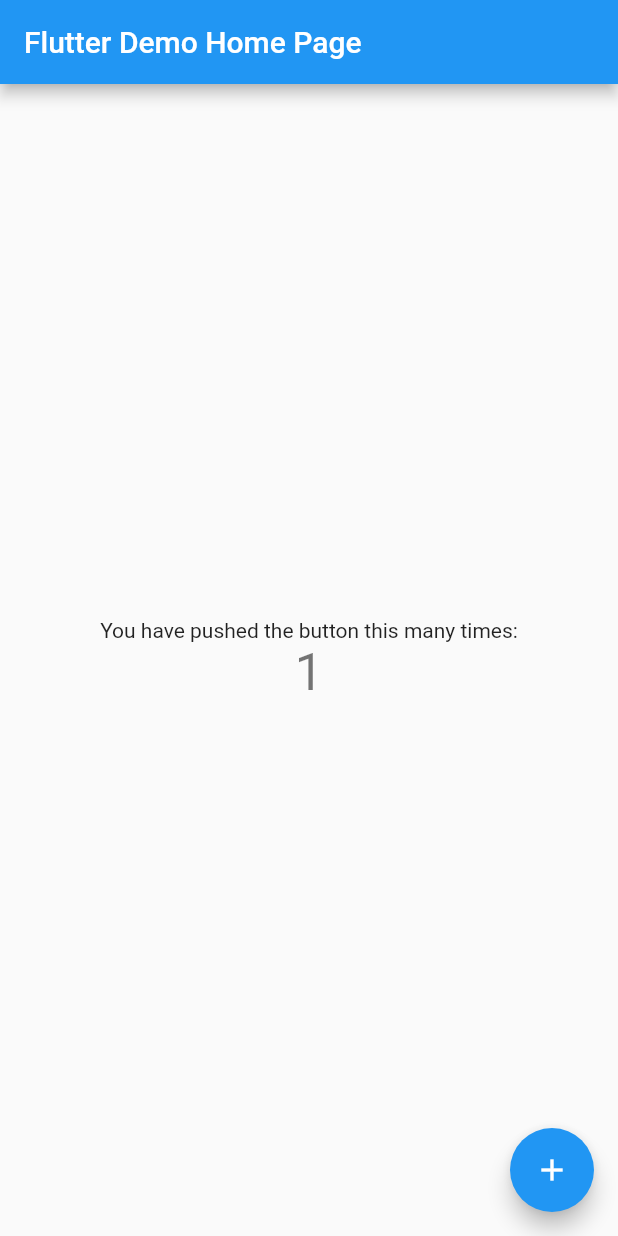
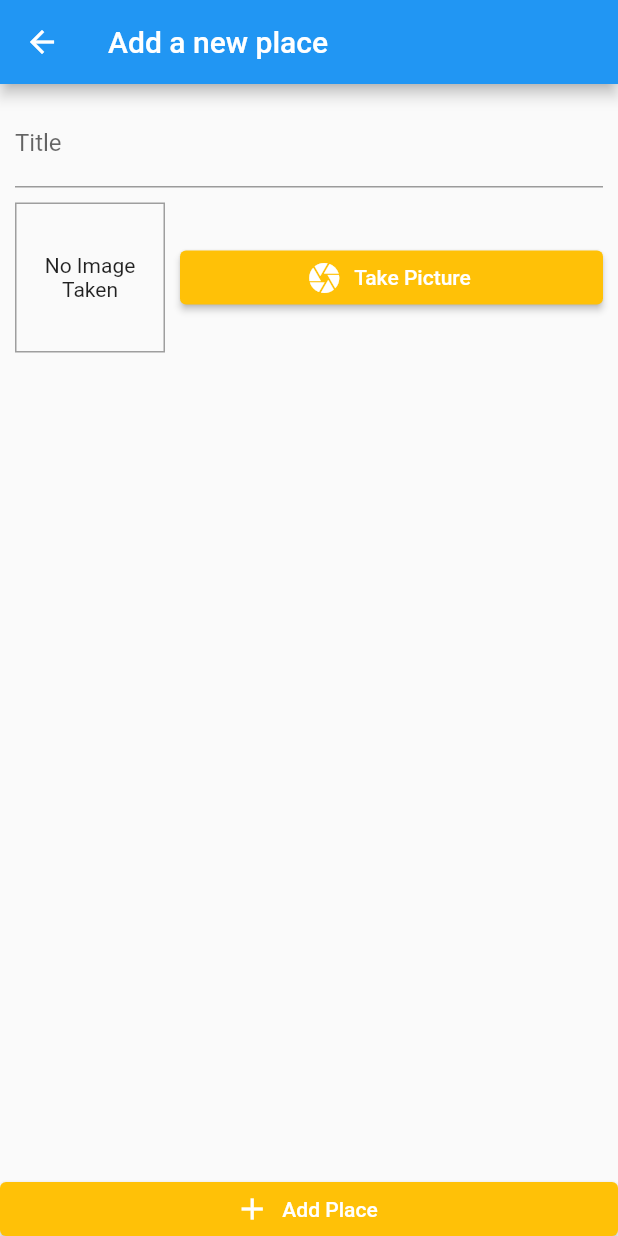
Before and after one commit to DaRkSoUl1690/places_app, a Flutter app: the screen it shows after launch, after a tap on the "add" icon, on a phone screen of 412 x 824 dp. Run offline on Flutter 3.47's test engine with Material 2 defaults, Android fonts, the phone set to English and light mode, and no system bars; our stand-ins replace image_picker.

Commit message:
second commit

```diff
--- /dev/null
+++ b/lib/Providers/great_places.dart
@@ -0,0 +1,23 @@
+import 'dart:io';
+
+import 'package:flutter/foundation.dart';
+import 'package:places_app/models/place.dart';
+
+class GreatPlaces with ChangeNotifier {
+  final List<Place> _items = [];
+
+  List<Place> get items {
+    return [..._items];
+  }
+
+  void addPlace(String pickedTitle, File pickedImage) {
+    final newPlace = Place(
+      id: DateTime.now().toString(),
+      title: pickedTitle,
+      image: pickedImage,
+      location: null,
+    );
+    _items.add(newPlace);
+    notifyListeners();
+  }
+}
--- a/lib/main.dart
+++ b/lib/main.dart
@@ -1,4 +1,8 @@
 import 'package:flutter/material.dart';
+import 'package:places_app/Providers/great_places.dart';
+import 'package:places_app/screens/add_place_screen.dart';
+import 'package:places_app/screens/places_list_screen.dart';
+import 'package:provider/provider.dart';
 
 void main() {
   runApp(const MyApp());
@@ -7,109 +11,30 @@ void main() {
 class MyApp extends StatelessWidget {
   const MyApp({Key? key}) : super(key: key);
 
-  // This widget is the root of your application.
   @override
   Widget build(BuildContext context) {
-    return MaterialApp(
-      title: 'Flutter Demo',
-      theme: ThemeData(
-        // This is the theme of your application.
-        //
-        // Try running your application with "flutter run". You'll see the
-        // application has a blue toolbar. Then, without quitting the app, try
-        // changing the primarySwatch below to Colors.green and then invoke
-        // "hot reload" (press "r" in the console where you ran "flutter run",
-        // or simply save your changes to "hot reload" in a Flutter IDE).
-        // Notice that the counter didn't reset back to zero; the application
-        // is not restarted.
-        primarySwatch: Colors.blue,
+    return MultiProvider(
+      providers: [
+        ChangeNotifierProvider(
+          create: (BuildContext context) => GreatPlaces(),
+        ),
+      ],
+      child: MaterialApp(
+        theme: ThemeData(
+          colorScheme: Theme.of(context).colorScheme.copyWith(
+                primary: Colors.blue,
+                secondary: Colors.amber,
+              ),
+          elevatedButtonTheme: ElevatedButtonThemeData(
+            style: ElevatedButton.styleFrom(
+              onPrimary: Colors.white,
+              primary: Colors.amber,
+            ),
+          ),
+        ),
+        home: const PlacesListScreen(),
+        routes: {AddPlaceScreen.routeName: (ctx) => const AddPlaceScreen()},
       ),
-      home: const MyHomePage(title: 'Flutter Demo Home Page'),
     );
   }
 }
-
-class MyHomePage extends StatefulWidget {
-  const MyHomePage({Key? key, required this.title}) : super(key: key);
-
-  // This widget is the home page of your application. It is stateful, meaning
-  // that it has a State object (defined below) that contains fields that affect
-  // how it looks.
-
-  // This class is the configuration for the state. It holds the values (in this
-  // case the title) provided by the parent (in this case the App widget) and
-  // used by the build method of the State. Fields in a Widget subclass are
-  // always marked "final".
-
-  final String title;
-
-  @override
-  State<MyHomePage> createState() => _MyHomePageState();
-}
-
-class _MyHomePageState extends State<MyHomePage> {
-  int _counter = 0;
-
-  void _incrementCounter() {
-    setState(() {
-      // This call to setState tells the Flutter framework that something has
-      // changed in this State, which causes it to rerun the build method below
-      // so that the display can reflect the updated values. If we changed
-      // _counter without calling setState(), then the build method would not be
-      // called again, and so nothing would appear to happen.
-      _counter++;
-    });
-  }
-
-  @override
-  Widget build(BuildContext context) {
-    // This method is rerun every time setState is called, for instance as done
-    // by the _incrementCounter method above.
-    //
-    // The Flutter framework has been optimized to make rerunning build methods
-    // fast, so that you can just rebuild anything that needs updating rather
-    // than having to individually change instances of widgets.
-    return Scaffold(
-      appBar: AppBar(
-        // Here we take the value from the MyHomePage object that was created by
-        // the App.build method, and use it to set our appbar title.
-        title: Text(widget.title),
-      ),
-      body: Center(
-        // Center is a layout widget. It takes a single child and positions it
-        // in the middle of the parent.
-        child: Column(
-          // Column is also a layout widget. It takes a list of children and
-          // arranges them vertically. By default, it sizes itself to fit its
-          // children horizontally, and tries to be as tall as its parent.
-          //
-          // Invoke "debug painting" (press "p" in the console, choose the
-          // "Toggle Debug Paint" action from the Flutter Inspector in Android
-          // Studio, or the "Toggle Debug Paint" command in Visual Studio Code)
-          // to see the wireframe for each widget.
-          //
-          // Column has various properties to control how it sizes itself and
-          // how it positions its children. Here we use mainAxisAlignment to
-          // center the children vertically; the main axis here is the vertical
-          // axis because Columns are vertical (the cross axis would be
-          // horizontal).
-          mainAxisAlignment: MainAxisAlignment.center,
-          children: <Widget>[
-            const Text(
-              'You have pushed the button this many times:',
-            ),
-            Text(
-              '$_counter',
-              style: Theme.of(context).textTheme.headline4,
-            ),
-          ],
-        ),
-      ),
-      floatingActionButton: FloatingActionButton(
-        onPressed: _incrementCounter,
-        tooltip: 'Increment',
-        child: const Icon(Icons.add),
-      ), // This trailing comma makes auto-formatting nicer for build methods.
-    );
-  }
-}
--- /dev/null
+++ b/lib/models/place.dart
@@ -0,0 +1,21 @@
+import 'dart:io';
+
+class PlaceLocation{
+  final double latitude;
+  final double longitude;
+  final String? address;
+
+  PlaceLocation({required this.latitude, required this.longitude, this.address});
+
+}
+
+
+
+class Place {
+  final String title;
+  final String id;
+  final PlaceLocation? location;
+  final File image;
+
+  Place({required this.title, required this.id, required this.location, required this.image});
+}
--- /dev/null
+++ b/lib/screens/add_place_screen.dart
@@ -0,0 +1,79 @@
+import 'dart:io';
+
+import 'package:flutter/material.dart';
+import 'package:places_app/Providers/great_places.dart';
+import 'package:places_app/widgets/image_input.dart';
+import 'package:provider/provider.dart';
+
+class AddPlaceScreen extends StatefulWidget {
+  static const routeName = '/lib/screens/add_place_screen.dart';
+
+  const AddPlaceScreen({Key? key}) : super(key: key);
+
+  @override
+  State<AddPlaceScreen> createState() => _AddPlaceScreenState();
+}
+
+class _AddPlaceScreenState extends State<AddPlaceScreen> {
+  final _titleController = TextEditingController();
+  File? _pickedImage;
+
+  void _selectImage(File pickedImage) {
+    _pickedImage = pickedImage;
+  }
+
+  void _savePlace() {
+    if (_titleController.text.isEmpty || _pickedImage == null) {
+      return;
+    }
+    Provider.of<GreatPlaces>(context, listen: false)
+        .addPlace(_titleController.text, _pickedImage!);
+    Navigator.of(context).pop();
+  }
+
+  @override
+  Widget build(BuildContext context) {
+    return Scaffold(
+      appBar: AppBar(
+        title: const Text('Add a new place'),
+      ),
+      body: Column(
+        mainAxisAlignment: MainAxisAlignment.spaceBetween,
+        crossAxisAlignment: CrossAxisAlignment.stretch,
+        children: [
+          Expanded(
+            child: SingleChildScrollView(
+              child: Padding(
+                padding: const EdgeInsets.all(10.0),
+                child: Column(
+                  children: [
+                    TextFormField(
+                      decoration: const InputDecoration(labelText: 'Title'),
+                      controller: _titleController,
+                    ),
+                    const SizedBox(
+                      height: 10,
+                    ),
+                    ImageInput(
+                      onSelectImage: _selectImage,
+                    )
+                    // TextFormField(),
+                    // TextFormField(),
+                  ],
+                ),
+              ),
+            ),
+          ),
+          ElevatedButton.icon(
+            onPressed: _savePlace,
+            icon: const Icon(Icons.add),
+            label: const Text('Add Place'),
+            style: const ButtonStyle(
+              tapTargetSize: MaterialTapTargetSize.shrinkWrap,
+            ),
+          ),
+        ],
+      ),
+    );
+  }
+}
--- /dev/null
+++ b/lib/screens/places_list_screen.dart
@@ -0,0 +1,51 @@
+import 'package:flutter/material.dart';
+import 'package:places_app/Providers/great_places.dart';
+import 'package:places_app/screens/add_place_screen.dart';
+import 'package:provider/provider.dart';
+
+class PlacesListScreen extends StatefulWidget {
+  const PlacesListScreen({Key? key}) : super(key: key);
+
+  @override
+  State<PlacesListScreen> createState() => _PlacesListScreenState();
+}
+
+class _PlacesListScreenState extends State<PlacesListScreen> {
+  @override
+  Widget build(BuildContext context) {
+    return Scaffold(
+      appBar: AppBar(
+        title: const Text('Your Places'),
+        actions: [
+          IconButton(
+            onPressed: () {
+              Navigator.of(context).pushNamed(AddPlaceScreen.routeName);
+            },
+            icon: const Icon(Icons.add),
+          ),
+        ],
+      ),
+      body: Consumer<GreatPlaces>(
+        builder: (ctx, greatPlaces, Widget? ch) => greatPlaces.items.isNotEmpty
+            ? ListView.builder(
+                itemCount: greatPlaces.items.length,
+                itemBuilder: (BuildContext context, int index) => ListTile(
+                  leading: CircleAvatar(
+                    backgroundImage: FileImage(
+                      greatPlaces.items[index].image,
+                    ),
+                  ),
+                  title: Text(greatPlaces.items[index].title),
+                  onTap: () {},
+                ),
+              )
+            : const Center(
+                child: Text(
+                  'Got no places yet,start adding some!',
+                  style: TextStyle(color: Colors.black),
+                ),
+              ),
+      ),
+    );
+  }
+}
--- /dev/null
+++ b/lib/widgets/image_input.dart
@@ -0,0 +1,74 @@
+import 'dart:io';
+
+import 'package:flutter/material.dart';
+import 'package:image_picker/image_picker.dart';
+import 'package:path/path.dart' as path;
+import 'package:path_provider/path_provider.dart' as syspaths;
+
+class ImageInput extends StatefulWidget {
+  final Function onSelectImage;
+  const ImageInput({Key? key, required this.onSelectImage}) : super(key: key);
+
+  @override
+  State<ImageInput> createState() => _ImageInputState();
+}
+
+class _ImageInputState extends State<ImageInput> {
+  File? _storedImage;
+  final picker = ImagePicker();
+  Future<void> _takePicture() async {
+    // ignore: deprecated_member_use
+    final pickedImage = await picker.getImage(
+      source: ImageSource.camera,
+      maxWidth: 600,
+    );
+    if (pickedImage == null) {
+      return;
+    }
+    final pickedImageFile = File(pickedImage.path);
+
+    setState(() {
+      _storedImage = pickedImageFile;
+    });
+    final appDir = await syspaths.getApplicationDocumentsDirectory();
+    final fileName = path.basename(pickedImage.path);
+    final savedImage = await pickedImageFile.copy('${appDir.path}/$fileName');
+    widget.onSelectImage(savedImage);
+  }
+
+  @override
+  Widget build(BuildContext context) {
+    return Row(
+      children: [
+        Container(
+          width: 100,
+          height: 100,
+          decoration: BoxDecoration(
+            border: Border.all(width: 1, color: Colors.grey),
+          ),
+          alignment: Alignment.center,
+          child: _storedImage != null
+              ? Image.file(
+                  _storedImage!,
+                  fit: BoxFit.cover,
+                  width: double.infinity,
+                )
+              : const Text(
+                  'No Image Taken',
+                  textAlign: TextAlign.center,
+                ),
+        ),
+        const SizedBox(
+          width: 10,
+        ),
+        Expanded(
+          child: ElevatedButton.icon(
+            icon: const Icon(Icons.camera),
+            label: const Text('Take Picture'),
+            onPressed: _takePicture,
+          ),
+        ),
+      ],
+    );
+  }
+}
--- a/pubspec.yaml
+++ b/pubspec.yaml
@@ -34,6 +34,10 @@ dependencies:
   # The following adds the Cupertino Icons font to your application.
   # Use with the CupertinoIcons class for iOS style icons.
   cupertino_icons: ^1.0.2
+  provider: ^6.0.3
+  image_picker: ^0.8.5+3
+  path_provider: ^2.0.11
+  path: ^1.8.1
 
 dev_dependencies:
   flutter_test:
```
Also changed, not shown: lib/screens/place_detail_screen.dart (added), pubspec.lock, 2 other files.
